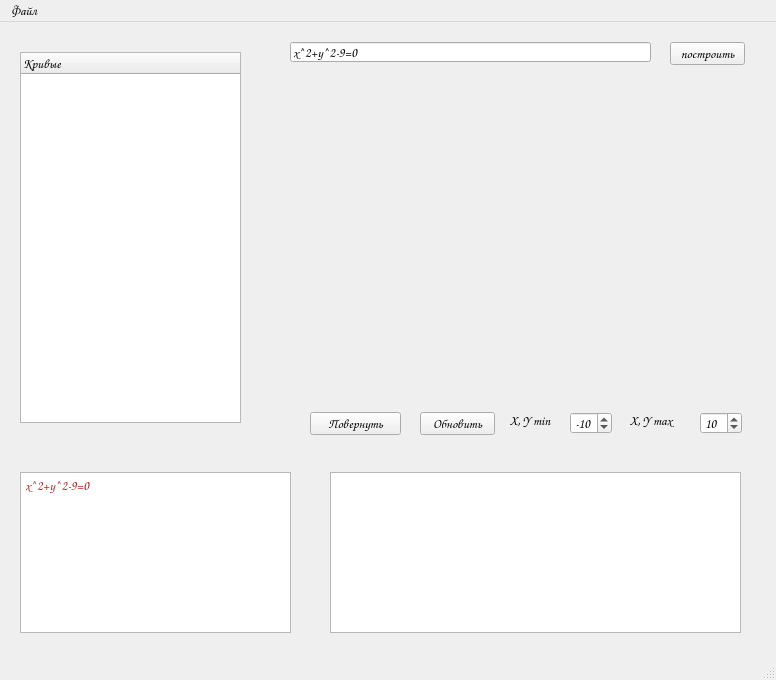
Old version of the form PlotEditor/mainwindow.ui in the repository elizarpif/Laboratory-works.
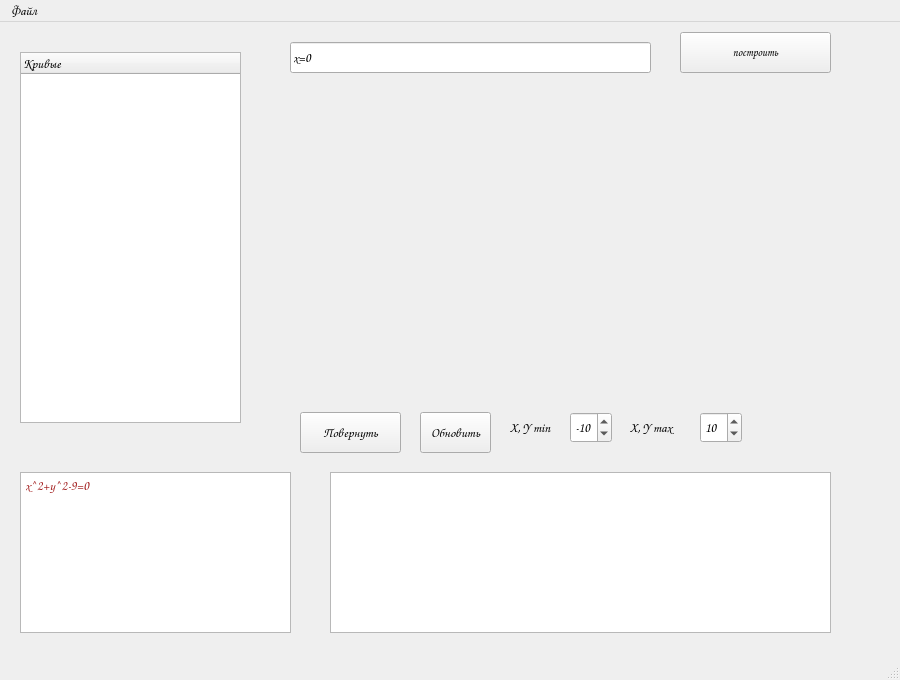
New version of the form. Custom widgets are drawn as their Qt base class.

The edit to the form file:
```diff
--- a/PlotEditor/mainwindow.ui
+++ b/PlotEditor/mainwindow.ui
@@ -6,7 +6,7 @@
    <rect>
     <x>0</x>
     <y>0</y>
-    <width>776</width>
+    <width>900</width>
     <height>680</height>
    </rect>
   </property>
@@ -25,7 +25,7 @@
      <rect>
       <x>290</x>
       <y>60</y>
-      <width>451</width>
+      <width>521</width>
       <height>311</height>
      </rect>
     </property>
@@ -36,11 +36,11 @@
       <x>290</x>
       <y>20</y>
       <width>361</width>
-      <height>20</height>
+      <height>31</height>
      </rect>
     </property>
     <property name="text">
-     <string>x^2+y^2-9=0</string>
+     <string>x=0</string>
     </property>
    </widget>
    <widget class="QSpinBox" name="spin_min">
@@ -49,7 +49,7 @@
       <x>570</x>
       <y>390</y>
       <width>42</width>
-      <height>22</height>
+      <height>31</height>
      </rect>
     </property>
     <property name="minimum">
@@ -68,7 +68,7 @@
       <x>700</x>
       <y>390</y>
       <width>42</width>
-      <height>22</height>
+      <height>31</height>
      </rect>
     </property>
     <property name="minimum">
@@ -174,7 +174,7 @@
       <x>510</x>
       <y>390</y>
       <width>61</width>
-      <height>16</height>
+      <height>31</height>
      </rect>
     </property>
     <property name="text">
@@ -187,7 +187,7 @@
       <x>630</x>
       <y>390</y>
       <width>61</width>
-      <height>16</height>
+      <height>31</height>
      </rect>
     </property>
     <property name="text">
@@ -197,12 +197,17 @@
    <widget class="QPushButton" name="pushButton">
     <property name="geometry">
      <rect>
-      <x>670</x>
-      <y>20</y>
-      <width>75</width>
-      <height>23</height>
+      <x>680</x>
+      <y>10</y>
+      <width>151</width>
+      <height>41</height>
      </rect>
     </property>
+    <property name="font">
+     <font>
+      <pointsize>8</pointsize>
+     </font>
+    </property>
     <property name="text">
      <string>построить</string>
     </property>
@@ -227,7 +232,7 @@
      <rect>
       <x>330</x>
       <y>450</y>
-      <width>411</width>
+      <width>501</width>
       <height>161</height>
      </rect>
     </property>
@@ -252,6 +257,15 @@
          </color>
         </brush>
        </colorrole>
+       <colorrole role="PlaceholderText">
+        <brush brushstyle="NoBrush">
+         <color alpha="128">
+          <red>163</red>
+          <green>32</green>
+          <blue>32</blue>
+         </color>
+        </brush>
+       </colorrole>
       </active>
       <inactive>
        <colorrole role="WindowText">
@@ -272,6 +286,15 @@
          </color>
         </brush>
        </colorrole>
+       <colorrole role="PlaceholderText">
+        <brush brushstyle="NoBrush">
+         <color alpha="128">
+          <red>163</red>
+          <green>32</green>
+          <blue>32</blue>
+         </color>
+        </brush>
+       </colorrole>
       </inactive>
       <disabled>
        <colorrole role="WindowText">
@@ -292,6 +315,15 @@
          </color>
         </brush>
        </colorrole>
+       <colorrole role="PlaceholderText">
+        <brush brushstyle="NoBrush">
+         <color alpha="128">
+          <red>163</red>
+          <green>32</green>
+          <blue>32</blue>
+         </color>
+        </brush>
+       </colorrole>
       </disabled>
      </palette>
     </property>
@@ -314,8 +346,8 @@
      <rect>
       <x>420</x>
       <y>390</y>
-      <width>75</width>
-      <height>23</height>
+      <width>71</width>
+      <height>41</height>
      </rect>
     </property>
     <property name="text">
@@ -325,10 +357,10 @@
    <widget class="QPushButton" name="rotate90">
     <property name="geometry">
      <rect>
-      <x>310</x>
+      <x>300</x>
       <y>390</y>
-      <width>91</width>
-      <height>23</height>
+      <width>101</width>
+      <height>41</height>
      </rect>
     </property>
     <property name="text">
@@ -341,8 +373,8 @@
     <rect>
      <x>0</x>
      <y>0</y>
-     <width>776</width>
-     <height>21</height>
+     <width>900</width>
+     <height>17</height>
     </rect>
    </property>
    <widget class="QMenu" name="menu">
```
Left out of the diff: 27 changed lines with no effect on the pictures.
